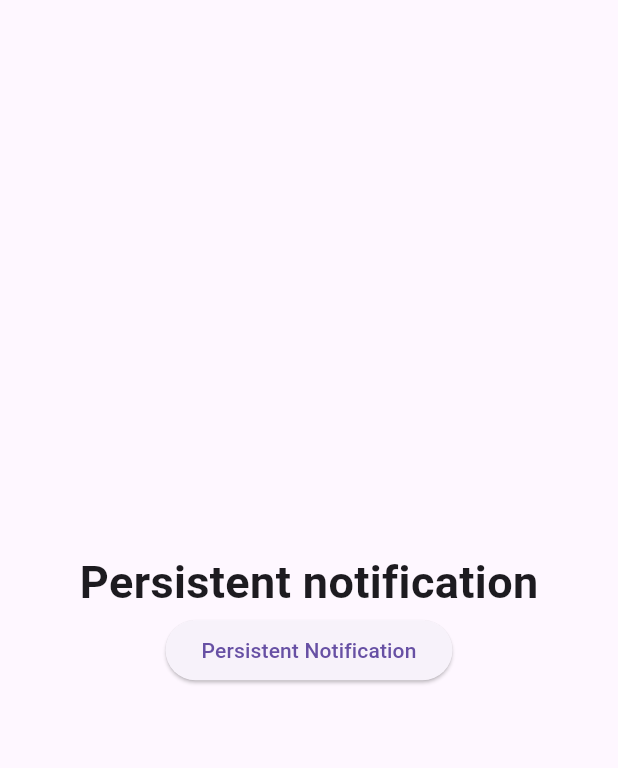
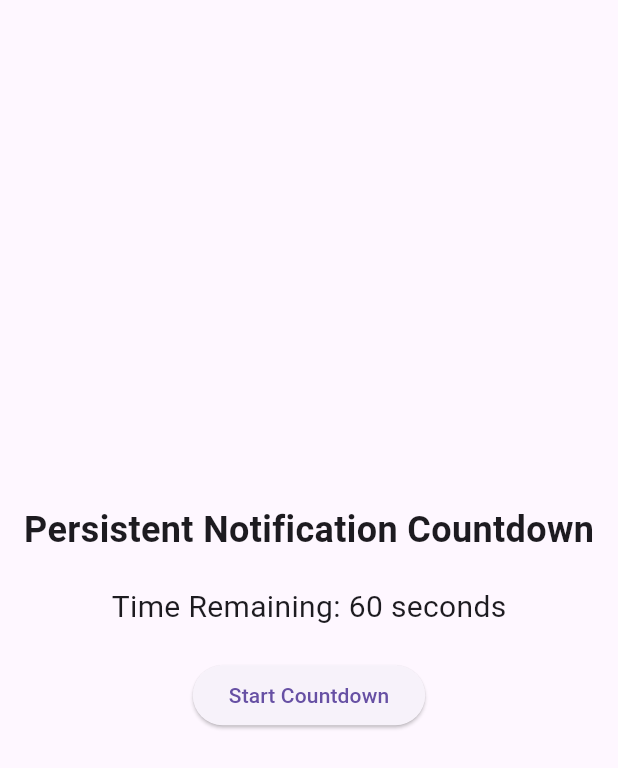
Before and after one commit to AGENT1736/flutter_notification_example, a Flutter app: the screen it shows after launch, on a phone screen of 412 x 824 dp. Shown: the top 768 px of the screen. Run offline on Flutter 3.47's test engine with Material 3 defaults, Android fonts, the phone set to English and light mode, and no system bars; our stand-ins replace flutter_local_notifications, permission_handler.

Commit message:
added a function to make a countdown timer on the notification page

```diff
--- a/lib/Pages/home_page.dart
+++ b/lib/Pages/home_page.dart
@@ -1,8 +1,43 @@
+import 'dart:async';
 import 'package:flutter/material.dart';
+import 'package:notification_test/Notifications/get_completed_notification.dart';
 import '../Permission/request_permission.dart';
+import '../Notifications/update_timer_notification.dart';
 
-class HomePage extends StatelessWidget {
+class HomePage extends StatefulWidget {
   const HomePage({super.key});
+
+  @override
+  State<HomePage> createState() => _HomePageState();
+}
+
+class _HomePageState extends State<HomePage> {
+  int _remainingSeconds = 60; // Initial countdown time in seconds
+  Timer? _timer;
+
+  @override
+  void dispose() {
+    _timer?.cancel();
+    super.dispose();
+  }
+
+  void startTimer() {
+    setState(() {
+      _remainingSeconds = 60; // Reset countdown
+    });
+
+    _timer = Timer.periodic(const Duration(seconds: 1), (timer) {
+      if (_remainingSeconds > 0) {
+        setState(() {
+          _remainingSeconds--;
+        });
+        notificationUpdate(_remainingSeconds);
+      } else {
+        _timer?.cancel();
+        notificationComplete();
+      }
+    });
+  }
 
   @override
   Widget build(BuildContext context) {
@@ -12,17 +47,25 @@ class HomePage extends StatelessWidget {
           mainAxisAlignment: MainAxisAlignment.center,
           children: [
             const Text(
-              "Persistent notification",
+              "Persistent Notification Countdown",
               style: TextStyle(
-                fontSize: 30,
+                fontSize: 24,
                 fontWeight: FontWeight.bold,
               ),
             ),
+            const SizedBox(height: 20),
+            Text(
+              "Time Remaining: $_remainingSeconds seconds",
+              style: const TextStyle(fontSize: 20),
+            ),
+            const SizedBox(height: 20),
             ElevatedButton(
-                onPressed: () {
-                  requestNotificationPermission();
-                },
-                child: const Text("Persistent Notification"))
+              onPressed: () {
+                requestNotificationPermission();
+                startTimer();
+              },
+              child: const Text("Start Countdown"),
+            ),
           ],
         ),
       ),
```
Also changed, not shown: lib/Notifications/get_completed_notification.dart (added, +26 -0 lines), lib/Notifications/update_timer_notification.dart (added, +29 -0 lines), pubspec.lock.
